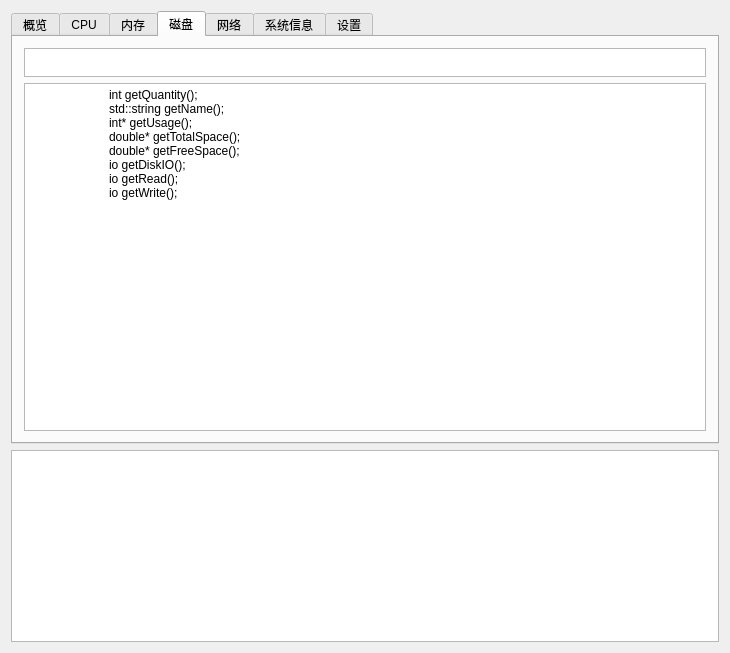
Above: Windows/GUI/mainWindow.ui from liukanshan1/Pannel before the change. Below: the same form after it.
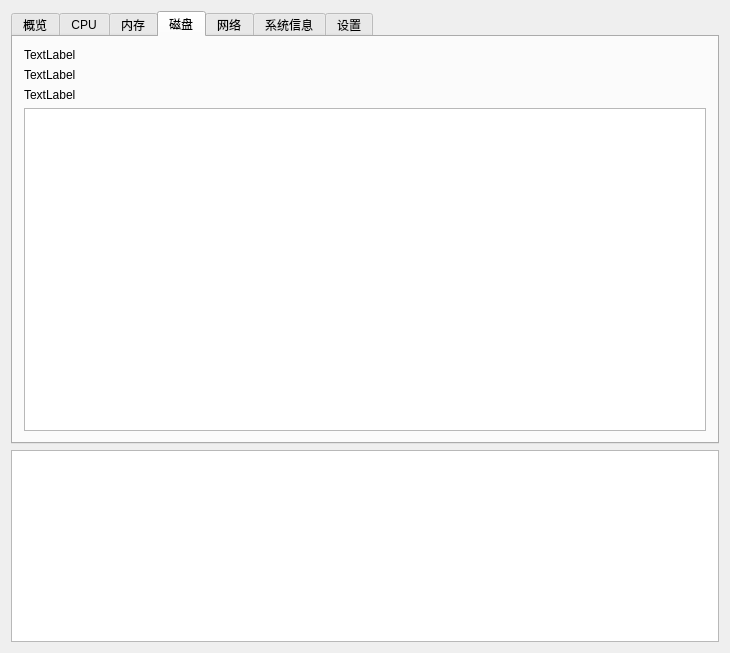
That is the form after the change. The open tabs and pages were chosen to show the change.

Commit message: 更新PageDisk

Diff of the .ui file:
```diff
--- a/Windows/GUI/mainWindow.ui
+++ b/Windows/GUI/mainWindow.ui
@@ -145,37 +145,27 @@
         <string>磁盘</string>
        </attribute>
        <layout class="QGridLayout" name="gridLayout_6">
-        <item row="0" column="0">
-         <widget class="QTextBrowser" name="textBrowser_2">
-          <property name="minimumSize">
-           <size>
-            <width>0</width>
-            <height>0</height>
-           </size>
-          </property>
-          <property name="maximumSize">
-           <size>
-            <width>16777215</width>
-            <height>29</height>
-           </size>
+        <item row="2" column="0">
+         <widget class="QLabel" name="diskWrite">
+          <property name="text">
+           <string>TextLabel</string>
           </property>
          </widget>
         </item>
+        <item row="3" column="0">
+         <widget class="QTextBrowser" name="diskInfo"/>
+        </item>
         <item row="1" column="0">
-         <widget class="QTextBrowser" name="textBrowser_6">
-          <property name="html">
-           <string>&lt;!DOCTYPE HTML PUBLIC &quot;-//W3C//DTD HTML 4.0//EN&quot; &quot;http://www.w3.org/TR/REC-html40/strict.dtd&quot;&gt;
-&lt;html&gt;&lt;head&gt;&lt;meta name=&quot;qrichtext&quot; content=&quot;1&quot; /&gt;&lt;meta charset=&quot;utf-8&quot; /&gt;&lt;style type=&quot;text/css&quot;&gt;
-p, li { white-space: pre-wrap; }
-&lt;/style&gt;&lt;/head&gt;&lt;body style=&quot; font-family:'Microsoft YaHei UI'; font-size:9pt; font-weight:400; font-style:normal;&quot;&gt;
-&lt;p style=&quot; margin-top:0px; margin-bottom:0px; margin-left:0px; margin-right:0px; -qt-block-indent:0; text-indent:0px;&quot;&gt;	int getQuantity();&lt;/p&gt;
-&lt;p style=&quot; margin-top:0px; margin-bottom:0px; margin-left:0px; margin-right:0px; -qt-block-indent:0; text-indent:0px;&quot;&gt;	std::string getName();&lt;/p&gt;
-&lt;p style=&quot; margin-top:0px; margin-bottom:0px; margin-left:0px; margin-right:0px; -qt-block-indent:0; text-indent:0px;&quot;&gt;	int* getUsage();&lt;/p&gt;
-&lt;p style=&quot; margin-top:0px; margin-bottom:0px; margin-left:0px; margin-right:0px; -qt-block-indent:0; text-indent:0px;&quot;&gt;	double* getTotalSpace();&lt;/p&gt;
-&lt;p style=&quot; margin-top:0px; margin-bottom:0px; margin-left:0px; margin-right:0px; -qt-block-indent:0; text-indent:0px;&quot;&gt;	double* getFreeSpace();&lt;/p&gt;
-&lt;p style=&quot; margin-top:0px; margin-bottom:0px; margin-left:0px; margin-right:0px; -qt-block-indent:0; text-indent:0px;&quot;&gt;	io getDiskIO();&lt;/p&gt;
-&lt;p style=&quot; margin-top:0px; margin-bottom:0px; margin-left:0px; margin-right:0px; -qt-block-indent:0; text-indent:0px;&quot;&gt;	io getRead();&lt;/p&gt;
-&lt;p style=&quot; margin-top:0px; margin-bottom:0px; margin-left:0px; margin-right:0px; -qt-block-indent:0; text-indent:0px;&quot;&gt;	io getWrite();&lt;/p&gt;&lt;/body&gt;&lt;/html&gt;</string>
+         <widget class="QLabel" name="diskRead">
+          <property name="text">
+           <string>TextLabel</string>
+          </property>
+         </widget>
+        </item>
+        <item row="0" column="0">
+         <widget class="QLabel" name="diskIO">
+          <property name="text">
+           <string>TextLabel</string>
           </property>
          </widget>
         </item>
```
Left out of the diff: 2 changed lines with no effect on the pictures. The commit also changes 2 other files.
